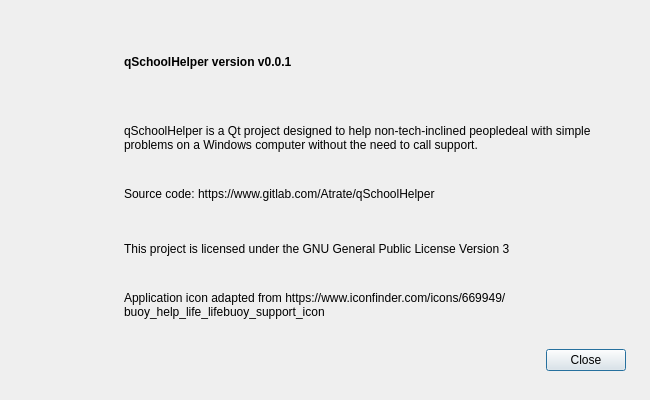
Before: the Qt Designer form ui/about_dialog.ui in Atrate/qSchoolHelper, drawn with Qt 5.
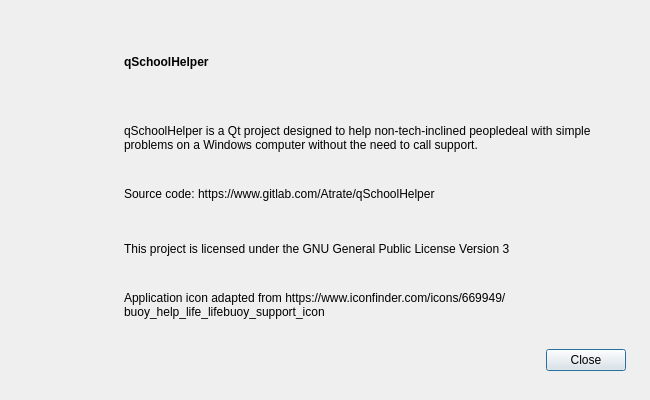
After: the same form once the commit is applied. Icons and pictures are not drawn.

Patch:
```diff
--- a/ui/about_dialog.ui
+++ b/ui/about_dialog.ui
@@ -154,7 +154,7 @@
        </font>
       </property>
       <property name="text">
-       <string>qSchoolHelper version v0.0.1</string>
+       <string>qSchoolHelper</string>
       </property>
       <property name="alignment">
        <set>Qt::AlignLeading|Qt::AlignLeft|Qt::AlignVCenter</set>
```
